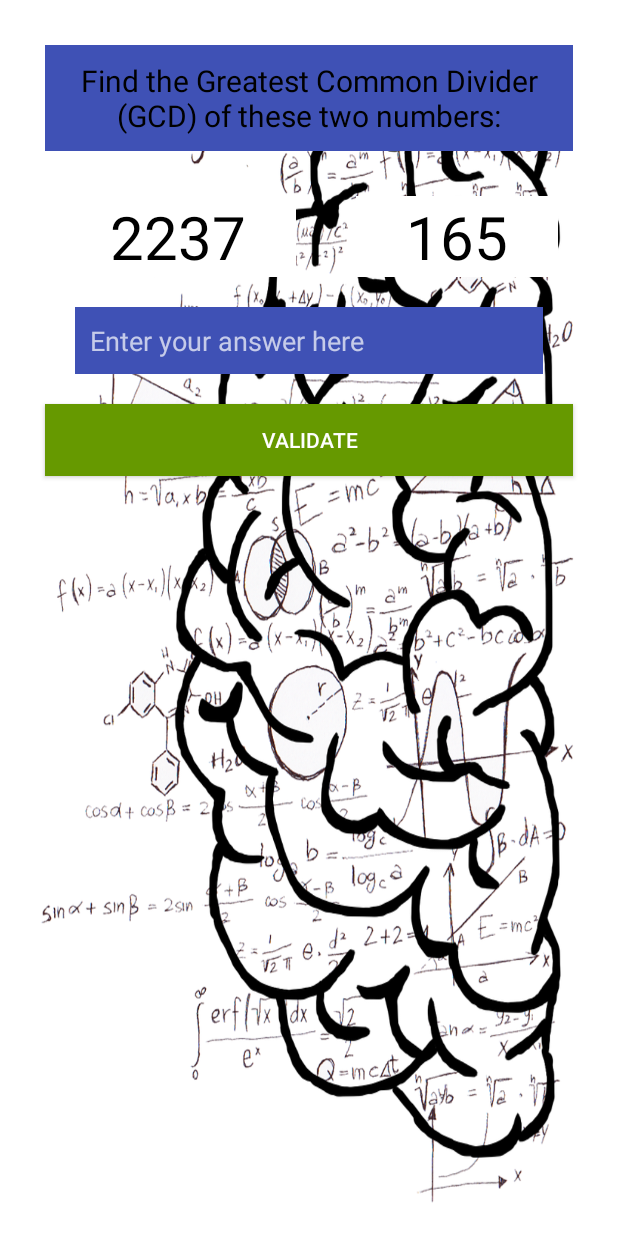
After one commit to ImmortalPharaoh7/Maths101, an Android app: the GCDActivity screen opened directly, with no data from a screen before it, on a phone screen of 412 x 824 dp. The commit adds this screen. Run offline under Robolectric (Android 15) with nearby library versions, the phone set to English and light mode, and no system bars.

Commit message:
GCD Algorithm, done!

```diff
--- a/app/src/main/AndroidManifest.xml
+++ b/app/src/main/AndroidManifest.xml
@@ -18,6 +18,9 @@
                 <category android:name="android.intent.category.LAUNCHER" />
             </intent-filter>
         </activity>
+        <activity
+            android:name=".GCDActivity"
+            android:screenOrientation="portrait" />
     </application>
 
 </manifest>
--- /dev/null
+++ b/app/src/main/java/com/abdallahmeebed/maths101/GCDActivity.java
@@ -0,0 +1,63 @@
+package com.abdallahmeebed.maths101;
+
+import android.support.v7.app.AppCompatActivity;
+import android.os.Bundle;
+import android.view.View;
+import android.widget.EditText;
+import android.widget.TextView;
+import android.widget.Toast;
+
+import java.util.Random;
+
+public class GCDActivity extends AppCompatActivity {
+
+    TextView firstNumTextView, secondNumTextView;
+
+    private int firstNum, secondNum, gcd;
+    private final int GCD_BOUNDARY = 3000;
+
+    @Override
+    protected void onCreate(Bundle savedInstanceState) {
+        super.onCreate(savedInstanceState);
+        setContentView(R.layout.activity_gcd);
+
+        genNewNumbers();
+
+    }
+
+    public int calcGCD(int firstNum, int secondNum) {
+        if (secondNum == 0) return firstNum;
+        return calcGCD(secondNum, firstNum % secondNum);
+    }
+
+    public void genNewNumbers() {
+        Random random = new Random();
+        firstNum = random.nextInt(GCD_BOUNDARY) + 1;
+        secondNum = random.nextInt(GCD_BOUNDARY) + 1;
+
+        firstNumTextView = findViewById(R.id.firstNumGCD);
+        secondNumTextView = findViewById(R.id.secondNumGCD);
+
+        firstNumTextView.setText(String.valueOf(firstNum));
+        secondNumTextView.setText(String.valueOf(secondNum));
+
+        gcd = calcGCD(firstNum, secondNum);
+    }
+
+    public void checkAnswer(View view) {
+        try {
+            EditText answerEditText = findViewById(R.id.numberQuestionAnswer);
+            int answerUser = Integer.parseInt(answerEditText.getText().toString());
+
+            if (answerUser == gcd) {
+                Toast.makeText(this, getString(R.string.correct), Toast.LENGTH_LONG).show();
+                genNewNumbers();
+            } else {
+                Toast.makeText(this, String.format(getString(R.string.incorrectGCD), gcd), Toast.LENGTH_LONG).show();
+                genNewNumbers();
+            }
+        } catch (Exception e) {
+            Toast.makeText(this, getString(R.string.emptyNumber), Toast.LENGTH_SHORT).show();
+        }
+    }
+}
--- a/app/src/main/java/com/abdallahmeebed/maths101/WelcomeActivity.java
+++ b/app/src/main/java/com/abdallahmeebed/maths101/WelcomeActivity.java
@@ -100,6 +100,8 @@ public class  WelcomeActivity extends AppCompatActivity{
             numberQuestionFragment = new NumberQuestionFragment();
             numberQuestionFragment.setupQuestion(getString(R.string.question35Prompt), 22);
             fragmentTransaction.replace(android.R.id.content, numberQuestionFragment);
+        } else if (view == findViewById(R.id.greatestCommonDividerButton)) {
+            startActivity(new Intent(this, GCDActivity.class));
         }
         fragmentTransaction.commit();
     }
--- /dev/null
+++ b/app/src/main/res/layout/activity_gcd.xml
@@ -0,0 +1,84 @@
+<?xml version="1.0" encoding="utf-8"?>
+<android.support.constraint.ConstraintLayout xmlns:android="http://schemas.android.com/apk/res/android"
+    xmlns:tools="http://schemas.android.com/tools"
+    android:layout_width="match_parent"
+    android:layout_height="match_parent"
+    tools:context="com.abdallahmeebed.maths101.GCDActivity">
+
+    <LinearLayout
+        android:layout_width="match_parent"
+        android:layout_height="match_parent"
+        android:orientation="vertical">
+
+        <TextView
+            android:layout_width="wrap_content"
+            android:layout_height="wrap_content"
+            android:layout_margin="30dp"
+            android:background="@color/colorPrimary"
+            android:padding="10dp"
+            android:text="@string/gcdPrompt"
+            android:textAlignment="center"
+            android:textColor="@android:color/black"
+            android:textSize="20sp" />
+
+        <LinearLayout
+            android:layout_width="match_parent"
+            android:layout_height="wrap_content"
+            android:layout_marginLeft="20dp"
+            android:layout_marginRight="20dp"
+            android:orientation="horizontal">
+
+            <TextView
+                android:id="@+id/firstNumGCD"
+                android:layout_width="wrap_content"
+                android:layout_height="wrap_content"
+                android:layout_weight="1"
+                android:background="#ffffff"
+                android:textAlignment="center"
+                android:textColor="@android:color/black"
+                android:layout_marginLeft="20dp"
+                android:layout_marginRight="20dp"
+                android:textSize="40sp" />
+
+            <TextView
+                android:id="@+id/secondNumGCD"
+                android:layout_width="wrap_content"
+                android:layout_height="wrap_content"
+                android:layout_weight="1"
+                android:background="#ffffff"
+                android:textAlignment="center"
+                android:textColor="@android:color/black"
+                android:layout_marginLeft="20dp"
+                android:layout_marginRight="20dp"
+                android:textSize="40sp" />
+        </LinearLayout>
+
+        <EditText
+            android:id="@+id/numberQuestionAnswer"
+            android:layout_width="match_parent"
+            android:layout_height="wrap_content"
+            android:layout_marginBottom="20dp"
+            android:layout_marginLeft="50dp"
+            android:layout_marginRight="50dp"
+            android:layout_marginTop="20dp"
+            android:background="@color/colorPrimary"
+            android:ems="15"
+            android:hint="@string/hintNumber"
+            android:inputType="number"
+            android:labelFor="@id/numberQuestionAnswer"
+            android:padding="10dp"
+            android:textColor="@android:color/background_dark" />
+
+        <Button
+            android:id="@+id/validateGCDButton"
+            android:layout_width="match_parent"
+            android:layout_height="wrap_content"
+            android:layout_marginLeft="30dp"
+            android:layout_marginRight="30dp"
+            android:background="@android:color/holo_green_dark"
+            android:text="@string/validateButton"
+            android:onClick="checkAnswer" />
+
+
+    </LinearLayout>
+</android.support.constraint.ConstraintLayout>
--- a/app/src/main/res/values/strings.xml
+++ b/app/src/main/res/values/strings.xml
@@ -39,4 +39,6 @@
     <string name="question35Prompt">A man buys 30 birds for 30 denari. He is able to choose from partridges, pigeons, and sparrows [which are three types of birds; he chooses at least one bird for each type]. A partridge costs 3 denari, a pigeon costs 2 denari, and 2 sparrows cost 1 denaro (i.e. 1 sparrow costs ½ a denaro). How many sparrows did the man buy?</string>
     <string name="contentDescriptionAnswer">This is the answer to that question, content description is currently work in progress</string>
     <string name="viewSolution">View Solution</string>
+    <string name="gcdPrompt">Find the Greatest Common Divider (GCD) of these two numbers:</string>
+    <string name="incorrectGCD">Incorrect! The answer was %d</string>
 </resources>
```
